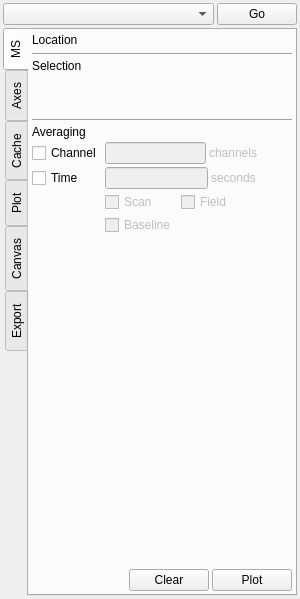
radio-astro/casa, file code/plotms/implement/GuiTabs/PlotMSPlotTab.ui: the form before one commit.
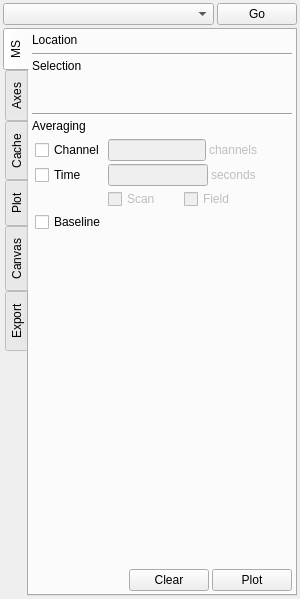
The form after the commit.

Patch:
```diff
--- a/code/plotms/implement/GuiTabs/PlotMSPlotTab.ui
+++ b/code/plotms/implement/GuiTabs/PlotMSPlotTab.ui
@@ -172,16 +172,16 @@
          </property>
          <layout class="QGridLayout" >
           <property name="leftMargin" >
-           <number>0</number>
+           <number>3</number>
           </property>
           <property name="topMargin" >
-           <number>0</number>
+           <number>3</number>
           </property>
           <property name="rightMargin" >
-           <number>0</number>
+           <number>3</number>
           </property>
           <property name="bottomMargin" >
-           <number>0</number>
+           <number>3</number>
           </property>
           <property name="horizontalSpacing" >
            <number>3</number>
@@ -189,6 +189,13 @@
           <property name="verticalSpacing" >
            <number>3</number>
           </property>
+          <item row="0" column="0" >
+           <widget class="QCheckBox" name="msAveragingChannel" >
+            <property name="text" >
+             <string>Channel</string>
+            </property>
+           </widget>
+          </item>
           <item row="0" column="1" >
            <layout class="QHBoxLayout" >
             <property name="spacing" >
@@ -226,6 +233,13 @@
             </item>
            </layout>
           </item>
+          <item row="1" column="0" >
+           <widget class="QCheckBox" name="msAveragingTime" >
+            <property name="text" >
+             <string>Time</string>
+            </property>
+           </widget>
+          </item>
           <item row="1" column="1" >
            <layout class="QHBoxLayout" >
             <property name="spacing" >
@@ -316,44 +330,13 @@
             </item>
            </layout>
           </item>
-          <item row="3" column="1" >
-           <layout class="QHBoxLayout" >
-            <item>
-             <widget class="QCheckBox" name="msAveragingBaseline" >
-              <property name="enabled" >
-               <bool>false</bool>
-              </property>
-              <property name="text" >
-               <string>Baseline</string>
-              </property>
-             </widget>
-            </item>
-            <item>
-             <spacer>
-              <property name="orientation" >
-               <enum>Qt::Horizontal</enum>
-              </property>
-              <property name="sizeHint" >
-               <size>
-                <width>40</width>
-                <height>20</height>
-               </size>
-              </property>
-             </spacer>
-            </item>
-           </layout>
-          </item>
-          <item row="0" column="0" >
-           <widget class="QCheckBox" name="msAveragingChannel" >
-            <property name="text" >
-             <string>Channel</string>
+          <item row="3" column="0" colspan="2" >
+           <widget class="QCheckBox" name="msAveragingBaseline" >
+            <property name="enabled" >
+             <bool>true</bool>
             </property>
-           </widget>
-          </item>
-          <item row="1" column="0" >
-           <widget class="QCheckBox" name="msAveragingTime" >
             <property name="text" >
-             <string>Time</string>
+             <string>Baseline</string>
             </property>
            </widget>
           </item>
```
Left out of the diff: 24 changed lines with no effect on the pictures.
